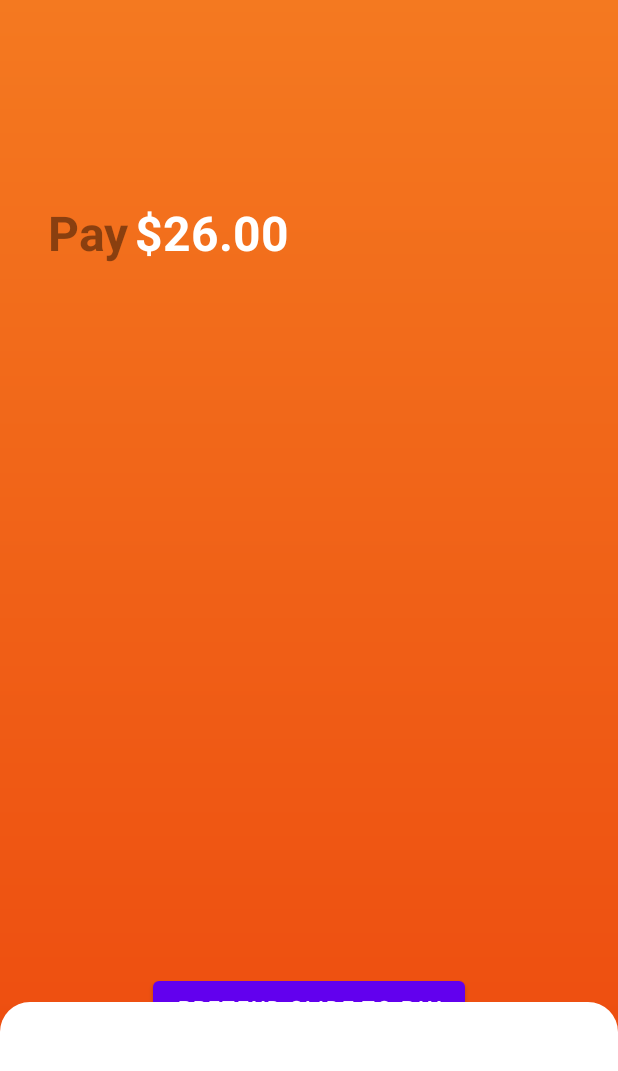
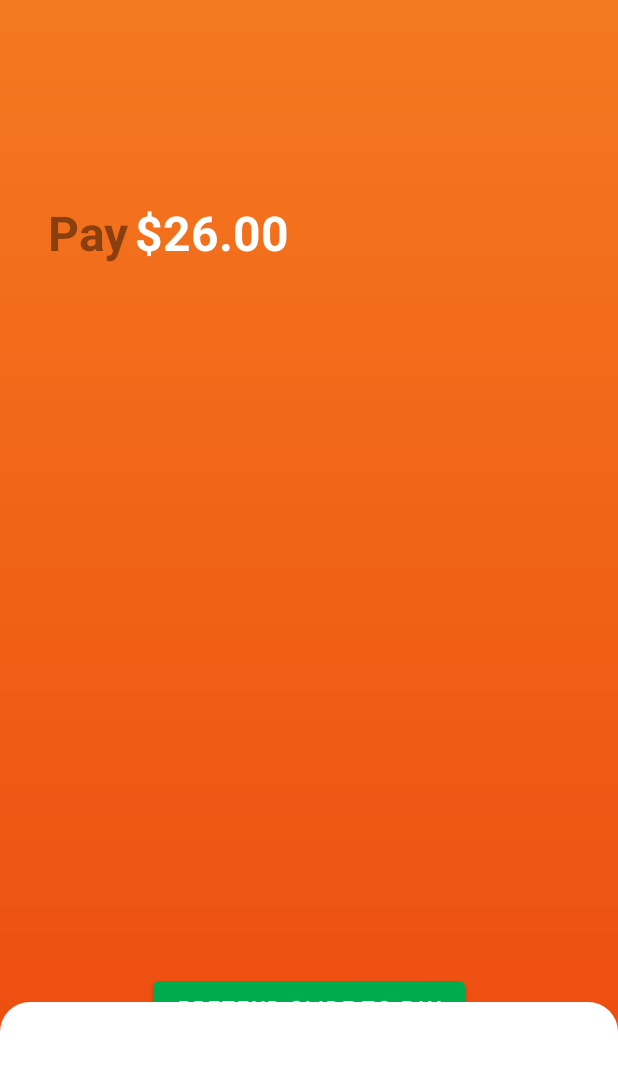
Before and after one commit to w-pay/sdk-wpay-jvm, an Android app: the screen it shows after launch (PaymentConfirm), on a phone screen of 412 x 824 dp. Shown: the top 1071 px of the screen. Run offline under Robolectric (Android 15) with nearby library versions, the phone set to English and light mode, and no system bars.

Commit message:
Update primary colour

```diff
--- a/app/src/main/res/values/styles.xml
+++ b/app/src/main/res/values/styles.xml
@@ -2,7 +2,7 @@
     <!-- Base application theme. -->
     <style name="AppTheme" parent="Theme.MaterialComponents.Light.NoActionBar">
         <!-- Customize your theme here. -->
-        <item name="colorPrimary">@color/primary</item>
+        <item name="colorPrimary">@color/primarySurface</item>
         <item name="colorPrimaryDark">@color/primaryDark</item>
         <item name="colorAccent">@color/accent</item>
     </style>
```
